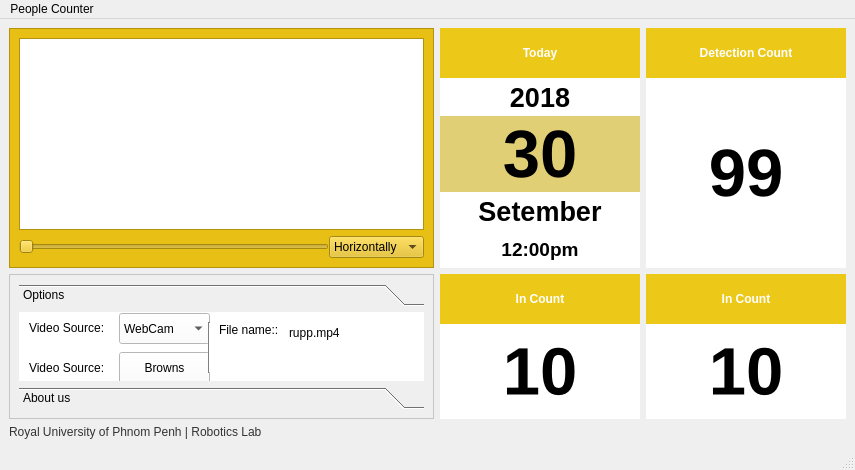
Before: the Qt Designer form mainwindowm.ui in lienghongky/QTProgram, drawn with Qt 5.
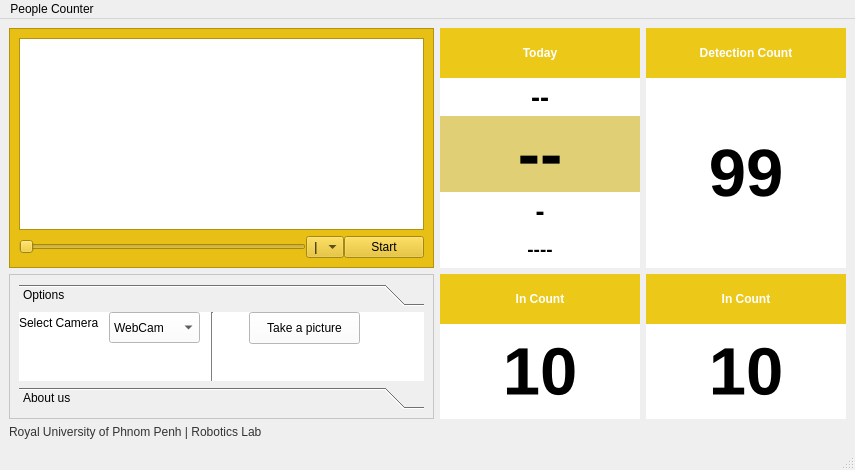
After: the same form once the commit is applied. Custom widgets are drawn as their Qt base class.

What changed in the file:
```diff
--- a/mainwindowm.ui
+++ b/mainwindowm.ui
@@ -1362,21 +1362,21 @@
           <widget class="QLabel" name="label">
            <property name="geometry">
             <rect>
-             <x>10</x>
-             <y>5</y>
+             <x>0</x>
+             <y>0</y>
              <width>91</width>
              <height>21</height>
             </rect>
            </property>
            <property name="text">
-            <string>Video Source:</string>
+            <string>Select Camera</string>
            </property>
           </widget>
           <widget class="QComboBox" name="cmbSource">
            <property name="geometry">
             <rect>
-             <x>100</x>
-             <y>1</y>
+             <x>90</x>
+             <y>0</y>
              <width>91</width>
              <height>31</height>
             </rect>
@@ -1387,71 +1387,32 @@
             </property>
            </item>
           </widget>
-          <widget class="QLabel" name="label_11">
-           <property name="geometry">
-            <rect>
-             <x>10</x>
-             <y>45</y>
-             <width>91</width>
-             <height>21</height>
-            </rect>
-           </property>
-           <property name="text">
-            <string>Video Source:</string>
-           </property>
-          </widget>
           <widget class="QPushButton" name="btnBrowns">
            <property name="geometry">
             <rect>
-             <x>100</x>
-             <y>40</y>
-             <width>91</width>
+             <x>230</x>
+             <y>0</y>
+             <width>111</width>
              <height>32</height>
             </rect>
            </property>
            <property name="text">
-            <string>Browns</string>
-           </property>
-          </widget>
-          <widget class="QLabel" name="label_12">
-           <property name="geometry">
-            <rect>
-             <x>200</x>
-             <y>10</y>
-             <width>59</width>
-             <height>16</height>
-            </rect>
-           </property>
-           <property name="text">
-            <string>File name::</string>
+            <string>Take a picture</string>
            </property>
           </widget>
           <widget class="Line" name="line">
            <property name="geometry">
             <rect>
-             <x>180</x>
-             <y>10</y>
+             <x>183</x>
+             <y>0</y>
              <width>20</width>
-             <height>51</height>
+             <height>71</height>
             </rect>
            </property>
            <property name="orientation">
             <enum>Qt::Vertical</enum>
            </property>
           </widget>
-          <widget class="QLabel" name="lblFileName">
-           <property name="geometry">
-            <rect>
-             <x>270</x>
-             <y>10</y>
-             <width>101</width>
-             <height>21</height>
-            </rect>
-           </property>
-           <property name="text">
-            <string>rupp.mp4</string>
-           </property>
-          </widget>
          </widget>
          <widget class="QWidget" name="page2">
           <property name="geometry">
@@ -1937,7 +1898,7 @@
       </property>
       <layout class="QVBoxLayout" name="verticalLayout">
        <item>
-        <widget class="QGraphicsView" name="grapImage"/>
+        <widget class="CamViewer" name="camviewer"/>
        </item>
        <item>
         <layout class="QHBoxLayout" name="horizontalLayout">
@@ -1961,16 +1922,23 @@
           <widget class="QComboBox" name="comboBox">
            <item>
             <property name="text">
-             <string>Horizontally</string>
+             <string> |</string>
             </property>
            </item>
            <item>
             <property name="text">
-             <string>Vertically</string>
+             <string>--</string>
             </property>
            </item>
           </widget>
          </item>
+         <item>
+          <widget class="QPushButton" name="btnStart">
+           <property name="text">
+            <string>Start</string>
+           </property>
+          </widget>
+         </item>
         </layout>
        </item>
       </layout>
@@ -2434,7 +2402,7 @@
        </widget>
       </item>
       <item>
-       <widget class="QLabel" name="lblYear">
+       <widget class="QLabel" name="lblDayOfWeek">
         <property name="sizeIncrement">
          <size>
           <width>8</width>
@@ -2867,7 +2835,7 @@
          <bool>true</bool>
         </property>
         <property name="text">
-         <string>2018</string>
+         <string>--</string>
         </property>
         <property name="alignment">
          <set>Qt::AlignCenter</set>
@@ -3308,7 +3276,7 @@
          <bool>true</bool>
         </property>
         <property name="text">
-         <string>30</string>
+         <string>--</string>
         </property>
         <property name="alignment">
          <set>Qt::AlignCenter</set>
@@ -3761,7 +3729,7 @@
          <bool>true</bool>
         </property>
         <property name="text">
-         <string>Setember</string>
+         <string>-</string>
         </property>
         <property name="alignment">
          <set>Qt::AlignCenter</set>
@@ -4202,7 +4170,7 @@
          <bool>true</bool>
         </property>
         <property name="text">
-         <string>12:00pm</string>
+         <string>----</string>
         </property>
         <property name="alignment">
          <set>Qt::AlignCenter</set>
@@ -6111,6 +6079,13 @@
    <addaction name="menuPeople_Counter"/>
   </widget>
  </widget>
+ <customwidgets>
+  <customwidget>
+   <class>CamViewer</class>
+   <extends>QGraphicsView</extends>
+   <header location="global">camviewer.h</header>
+  </customwidget>
+ </customwidgets>
  <resources/>
  <connections/>
 </ui>
```
